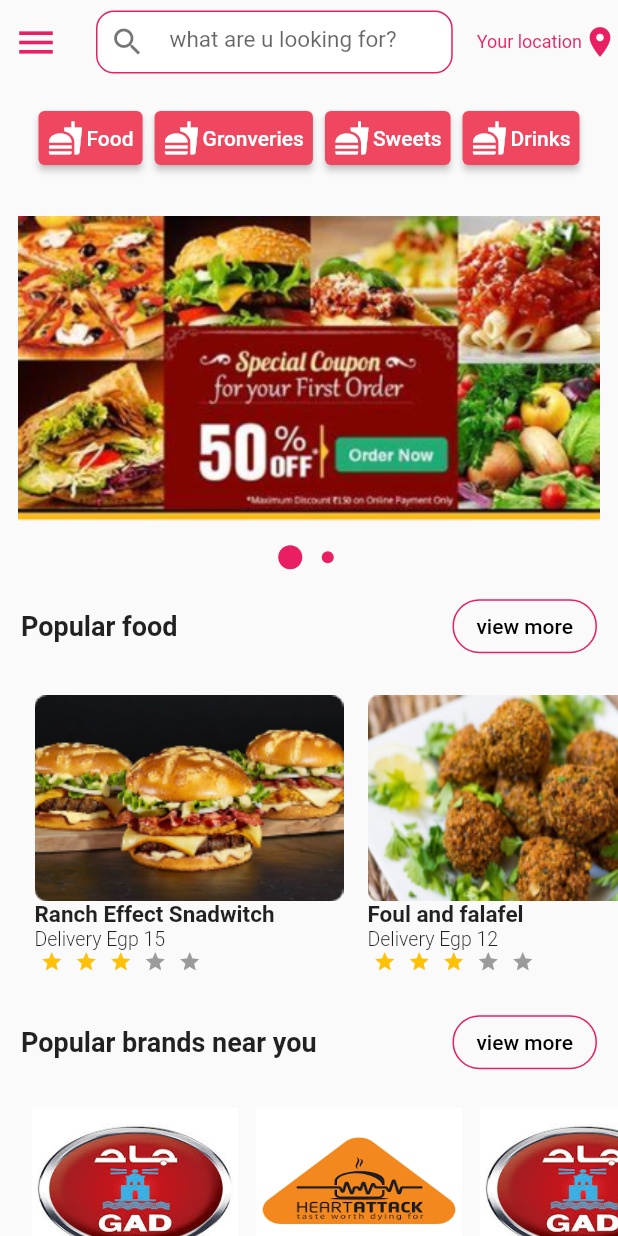
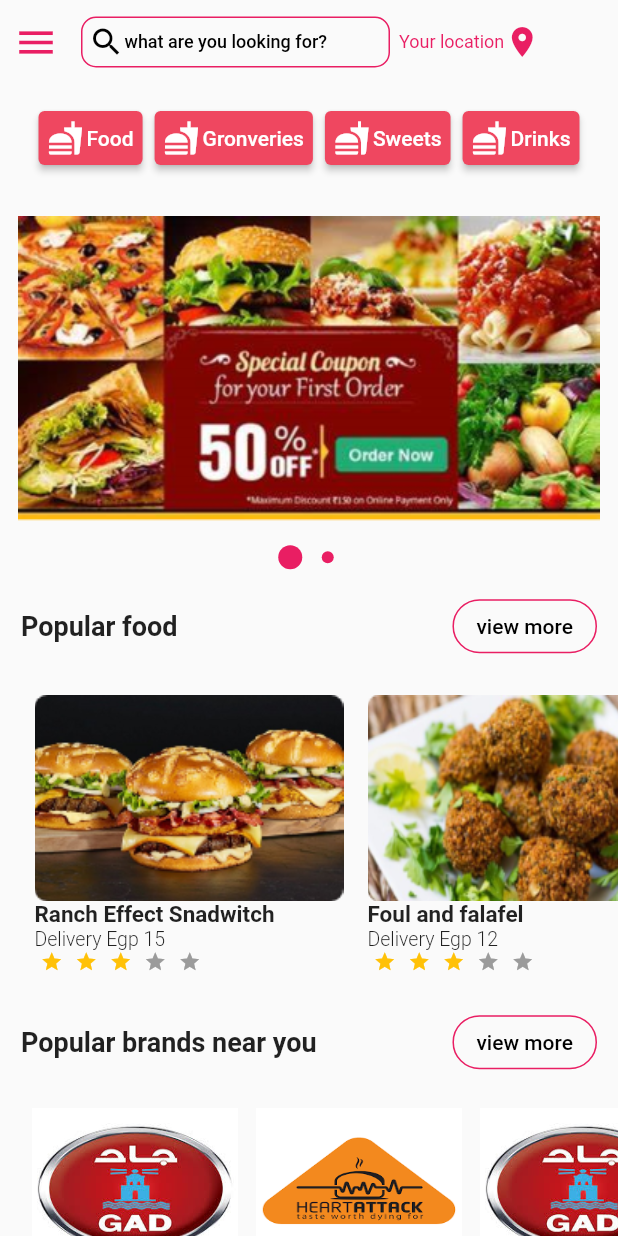
Before and after one commit to farisali21/my_order, a Flutter app: the MainPage screen opened directly, on a phone screen of 412 x 824 dp. Run offline on Flutter 3.47's test engine with Material 2 defaults, Android fonts, the phone set to English and light mode, and no system bars; drawn by our look-alikes of flutter_rating_bar; our stand-ins replace bloc, buttons_tabbar, dio, flutter_bloc, font_awesome_flutter, geolocator and 2 more.

Commit message:
update app bar

```diff
--- a/lib/mainPage/components/widgets/app_bar_main_page.dart
+++ b/lib/mainPage/components/widgets/app_bar_main_page.dart
@@ -1,7 +1,6 @@
 import 'package:flutter/material.dart';
-import 'package:my_order/mainPage/components/widgets/search_bar.dart';
 
-mainPageAppBar(void onpressed()) => AppBar(
+mainPageAppBar(void onpressed(), context) => AppBar(
     backgroundColor: Colors.transparent,
     titleSpacing: 0,
     elevation: 0,
@@ -18,11 +17,34 @@ mainPageAppBar(void onpressed()) => AppBar(
             size: 30,
           ),
         ),
-        Expanded(
-          child: SearchWidget(
-            hintText: 'what are u looking for?',
-            text: '',
-            onChanged: (_) {},
+        InkWell(
+          hoverColor: Colors.white,
+          onTap: () {},
+          child: Container(
+            padding: EdgeInsets.all(4),
+            margin: EdgeInsets.all(6),
+            width: MediaQuery.of(context).size.width * 0.5,
+            decoration: BoxDecoration(
+                border: Border.all(
+                  color: Colors.pink,
+                  width: 1,
+                ),
+                borderRadius: BorderRadius.circular(10)),
+            child: Row(
+              children: [
+                Icon(
+                  Icons.search,
+                  color: Colors.black,
+                ),
+                Flexible(
+                  child: Text(
+                    'what are you looking for?',
+                    overflow: TextOverflow.fade,
+                    style: TextStyle(fontSize: 12, color: Colors.black),
+                  ),
+                ),
+              ],
+            ),
           ),
         ),
         Text(
--- a/lib/mainPage/view.dart
+++ b/lib/mainPage/view.dart
@@ -42,7 +42,7 @@ class MainPage extends StatelessWidget {
           key: _scaffoldKey,
           appBar: mainPageAppBar(() {
             _scaffoldKey.currentState!.openDrawer();
-          }),
+          }, context),
           drawer: DrawerBody(
             index: 0,
           ),
```
